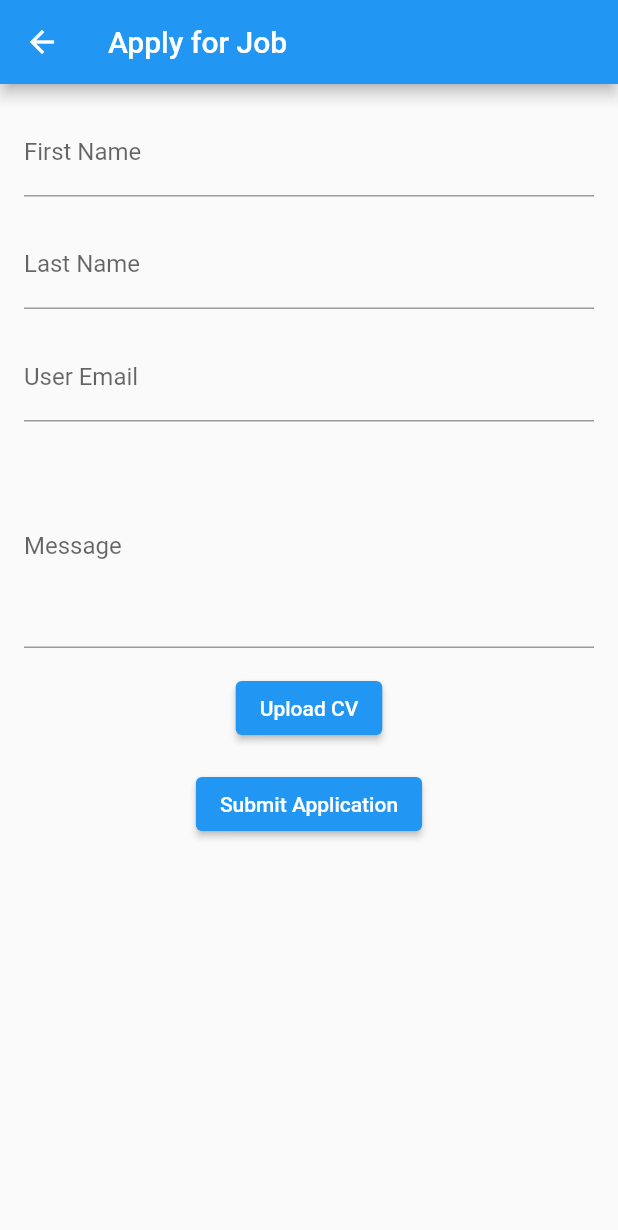
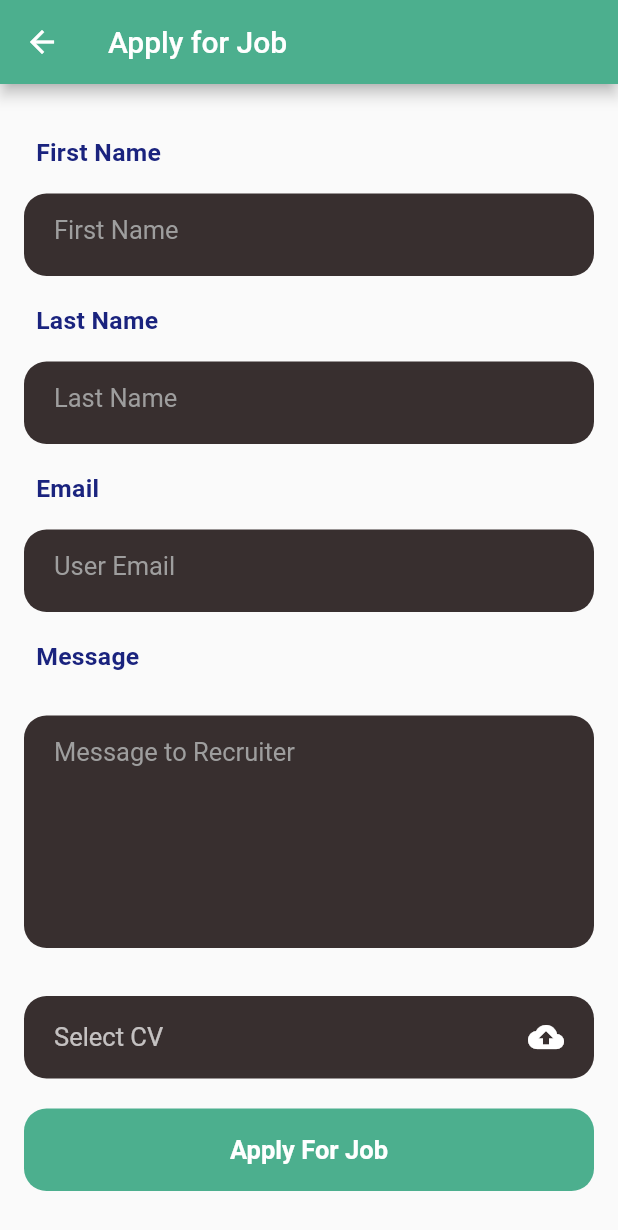
Before and after one commit to UMESH-042/JobFinder, a Flutter app: the ApplicationFormScreen screen opened directly with empty values, on a phone screen of 412 x 824 dp. Shown: the top 1230 px of the screen. Run offline on Flutter 3.47's test engine with Material 2 defaults, Android fonts, the phone set to English and light mode, and no system bars; our stand-ins replace cached_network_image, cloud_firestore, curved_navigation_bar, file_picker, firebase_auth, firebase_core and 10 more; missing offline and left inert: dart:html, easy_pdf_viewer, flutter_paystack, flutter_pdfview; accounts and stored records are empty.

Commit message:
Designed Application Screen

```diff
--- a/lib/view/ApplicationScreen.dart
+++ b/lib/view/ApplicationScreen.dart
@@ -1,159 +1,11 @@
-// import 'dart:io';
-// import 'package:flutter/material.dart';
-// import 'package:file_picker/file_picker.dart';
-// import 'package:cloud_firestore/cloud_firestore.dart';
-// import 'package:firebase_auth/firebase_auth.dart';
-// import 'package:firebase_storage/firebase_storage.dart';
-
-// class ApplicationFormScreen extends StatefulWidget {
-//   final String documentId;
-//   final String postedByEmail;
-
-//   ApplicationFormScreen({
-//     required this.documentId,
-//     required this.postedByEmail,
-//   });
-
-//   @override
-//   _ApplicationFormScreenState createState() => _ApplicationFormScreenState();
-// }
-
-// class _ApplicationFormScreenState extends State<ApplicationFormScreen> {
-//   TextEditingController _firstNameController = TextEditingController();
-//   TextEditingController _lastNameController = TextEditingController();
-//   TextEditingController _emailController = TextEditingController();
-//   File? _cvFile;
-
-//   Future<void> _pickCVFile() async {
-//     FilePickerResult? result = await FilePicker.platform.pickFiles(
-//       type: FileType.custom,
-//       allowedExtensions: ['pdf', 'doc', 'docx'],
-//     );
-
-//     if (result != null) {
-//       setState(() {
-//         _cvFile = File(result.files.single.path!);
-//       });
-//     }
-//   }
-
-//   Future<String?> _uploadCVFile() async {
-//     if (_cvFile != null) {
-//       try {
-//         String currentUserEmail = FirebaseAuth.instance.currentUser!.email!;
-//         String fileName = 'cv_$currentUserEmail.pdf'; // You can customize the file name here.
-//         Reference storageRef = FirebaseStorage.instance.ref().child(fileName);
-//         UploadTask uploadTask = storageRef.putFile(_cvFile!);
-//         TaskSnapshot taskSnapshot = await uploadTask.whenComplete(() {});
-//         return await taskSnapshot.ref.getDownloadURL();
-//       } catch (e) {
-//         print('Error uploading CV: $e');
-//         return null;
-//       }
-//     }
-//     return null;
-//   }
-
-//   void _submitApplication() async {
-//     try {
-//       String firstName = _firstNameController.text;
-//       String lastName = _lastNameController.text;
-//       String email = _emailController.text;
-//       String postedByEmail = widget.postedByEmail;
-//       String currentUserEmail = FirebaseAuth.instance.currentUser!.email!;
-
-//       String? cvUrl = await _uploadCVFile();
-
-//       if (cvUrl == null) {
-//         ScaffoldMessenger.of(context).showSnackBar(
-//           SnackBar(
-//             content: Text('Failed to upload CV. Please try again.'),
-//             backgroundColor: Colors.red,
-//           ),
-//         );
-//         return;
-//       }
-
-//       final applicantsCollection = FirebaseFirestore.instance.collection('applicants');
-//       await applicantsCollection.add({
-//         'job_document_id': widget.documentId,
-//         'posted_by_email': postedByEmail,
-//         'applicant_email': currentUserEmail,
-//         'first_name': firstName,
-//         'last_name': lastName,
-//         'email': email,
-//         'cv_url': cvUrl, // Storing the CV URL along with other applicant details.
-//       });
-
-//       // ScaffoldMessenger.of(context).showSnackBar(
-//       //   SnackBar(
-//       //     content: Text('Successfully applied for the job.'),
-//       //     backgroundColor: Colors.green,
-//       //   ),
-//       // );
-
-//       // Navigator.pop(context);
-//        Navigator.pop(context, true);
-//     } catch (e) {
-//       ScaffoldMessenger.of(context).showSnackBar(
-//         SnackBar(
-//           content: Text('Failed to apply for the job. Please try again.'),
-//           backgroundColor: Colors.red,
-//         ),
-//       );
-//     }
-//   }
-
-//   @override
-//   Widget build(BuildContext context) {
-//     return Scaffold(
-//       appBar: AppBar(
-//         title: Text('Apply for Job'),
-//       ),
-//       body: SingleChildScrollView(
-//         padding: EdgeInsets.all(16),
-//         child: Column(
-//           children: [
-//             TextFormField(
-//               controller: _firstNameController,
-//               decoration: InputDecoration(labelText: 'First Name'),
-//             ),
-//             SizedBox(height: 16),
-//             TextFormField(
-//               controller: _lastNameController,
-//               decoration: InputDecoration(labelText: 'Last Name'),
-//             ),
-//             SizedBox(height: 16),
-//             TextFormField(
-//               controller: _emailController,
-//               decoration: InputDecoration(labelText: 'User Email'),
-//               keyboardType: TextInputType.emailAddress,
-//             ),
-//             SizedBox(height: 16),
-//             ElevatedButton(
-//               onPressed: _pickCVFile,
-//               child: Text('Upload CV'),
-//             ),
-//             _cvFile != null
-//                 ? Text('Selected CV: ${_cvFile!.path}')
-//                 : SizedBox.shrink(),
-//             SizedBox(height: 16),
-//             ElevatedButton(
-//               onPressed: _submitApplication,
-//               child: Text('Submit Application'),
-//             ),
-//           ],
-//         ),
-//       ),
-//     );
-//   }
-// }
 import 'dart:io';
 import 'package:flutter/material.dart';
 import 'package:file_picker/file_picker.dart';
 import 'package:cloud_firestore/cloud_firestore.dart';
 import 'package:firebase_auth/firebase_auth.dart';
 import 'package:firebase_storage/firebase_storage.dart';
+import 'package:flutter_spinkit/flutter_spinkit.dart';
+import 'package:velocity_x/velocity_x.dart';
 
 class ApplicationFormScreen extends StatefulWidget {
   final String documentId;
@@ -174,6 +26,8 @@ class _ApplicationFormScreenState extends State<ApplicationFormScreen> {
   TextEditingController _emailController = TextEditingController();
   TextEditingController _messageController = TextEditingController();
   File? _cvFile;
+  String? _cvFileName;
+  bool _isSubmitting = false;
 
   Future<void> _pickCVFile() async {
     FilePickerResult? result = await FilePicker.platform.pickFiles(
@@ -184,6 +38,7 @@ class _ApplicationFormScreenState extends State<ApplicationFormScreen> {
     if (result != null) {
       setState(() {
         _cvFile = File(result.files.single.path!);
+        _cvFileName = _cvFile?.path.split('/').last;
       });
     }
   }
@@ -192,7 +47,8 @@ class _ApplicationFormScreenState extends State<ApplicationFormScreen> {
     if (_cvFile != null) {
       try {
         String currentUserEmail = FirebaseAuth.instance.currentUser!.email!;
-        String fileName = 'cv_$currentUserEmail.pdf'; // You can customize the file name here.
+        String fileName =
+            'cv_$currentUserEmail.pdf'; // You can customize the file name here.
         Reference storageRef = FirebaseStorage.instance.ref().child(fileName);
         UploadTask uploadTask = storageRef.putFile(_cvFile!);
         TaskSnapshot taskSnapshot = await uploadTask.whenComplete(() {});
@@ -206,6 +62,22 @@ class _ApplicationFormScreenState extends State<ApplicationFormScreen> {
   }
 
   void _submitApplication() async {
+      if (_firstNameController.text.isEmpty ||
+      _lastNameController.text.isEmpty ||
+      _emailController.text.isEmpty ||
+      _messageController.text.isEmpty ||
+      _cvFile == null) {
+    ScaffoldMessenger.of(context).showSnackBar(
+      SnackBar(
+        content: Text('Please fill all the fields and upload a CV.'),
+        backgroundColor: Colors.red,
+      ),
+    );
+    return;
+  }
+    setState(() {
+      _isSubmitting = true;
+    });
     try {
       String firstName = _firstNameController.text;
       String lastName = _lastNameController.text;
@@ -226,7 +98,8 @@ class _ApplicationFormScreenState extends State<ApplicationFormScreen> {
         return;
       }
 
-      final applicantsCollection = FirebaseFirestore.instance.collection('applicants');
+      final applicantsCollection =
+          FirebaseFirestore.instance.collection('applicants');
       await applicantsCollection.add({
         'job_document_id': widget.documentId,
         'posted_by_email': postedByEmail,
@@ -235,7 +108,8 @@ class _ApplicationFormScreenState extends State<ApplicationFormScreen> {
         'last_name': lastName,
         'email': email,
         'message': message,
-        'cv_url': cvUrl, // Storing the CV URL along with other applicant details.
+        'cv_url':
+            cvUrl, // Storing the CV URL along with other applicant details.
       });
 
       ScaffoldMessenger.of(context).showSnackBar(
@@ -253,6 +127,10 @@ class _ApplicationFormScreenState extends State<ApplicationFormScreen> {
           backgroundColor: Colors.red,
         ),
       );
+    } finally {
+      setState(() {
+        _isSubmitting = false;
+      });
     }
   }
 
@@ -261,48 +139,221 @@ class _ApplicationFormScreenState extends State<ApplicationFormScreen> {
     return Scaffold(
       appBar: AppBar(
         title: Text('Apply for Job'),
+        backgroundColor: Color.fromARGB(255, 76, 175, 142),
       ),
       body: SingleChildScrollView(
         padding: EdgeInsets.all(16),
         child: Column(
+          mainAxisAlignment: MainAxisAlignment.start,
+          crossAxisAlignment: CrossAxisAlignment.start,
           children: [
-            TextFormField(
-              controller: _firstNameController,
-              decoration: InputDecoration(labelText: 'First Name'),
-            ),
-            SizedBox(height: 16),
-            TextFormField(
-              controller: _lastNameController,
-              decoration: InputDecoration(labelText: 'Last Name'),
-            ),
-            SizedBox(height: 16),
-            TextFormField(
-              controller: _emailController,
-              decoration: InputDecoration(labelText: 'User Email'),
-              keyboardType: TextInputType.emailAddress,
-            ),
-            SizedBox(height: 16),
-            TextFormField(
-              controller: _messageController,
-              decoration: InputDecoration(labelText: 'Message'),
-              maxLines: 5,
-            ),
-            SizedBox(height: 16),
-            ElevatedButton(
-              onPressed: _pickCVFile,
-              child: Text('Upload CV'),
-            ),
-            _cvFile != null
-                ? Text('Selected CV: ${_cvFile!.path}')
-                : SizedBox.shrink(),
-            SizedBox(height: 16),
-            ElevatedButton(
-              onPressed: _submitApplication,
-              child: Text('Submit Application'),
-            ),
+            SizedBox(height: 20),
+            label("First Name"),
+            SizedBox(height: 10),
+            firstname(),
+            SizedBox(height: 20),
+
+            label("Last Name"),
+            SizedBox(height: 10),
+            lastname(),
+            SizedBox(height: 20),
+
+            label("Email"),
+            SizedBox(height: 10),
+            useremail(),
+            SizedBox(height: 20),
+
+            label("Message"),
+            SizedBox(height: 10),
+            message(),
+            SizedBox(height: 20),
+
+            cvUploadField(),
+            SizedBox(height: 20),
+            _isSubmitting ? _buildSubmittingIndicator() : button(),
           ],
         ),
       ),
     );
   }
+
+  Widget firstname() {
+    return Container(
+      height: 55,
+      width: MediaQuery.of(context).size.width,
+      decoration: BoxDecoration(
+        color: Color.fromARGB(255, 56, 47, 47),
+        borderRadius: BorderRadius.circular(15),
+      ),
+      child: TextFormField(
+        controller: _firstNameController,
+        style: const TextStyle(
+          color: Colors.white70,
+          fontSize: 17,
+        ),
+        decoration: InputDecoration(
+          border: InputBorder.none,
+          hintText: "First Name",
+          hintStyle: TextStyle(color: Colors.grey[500], fontSize: 17),
+          contentPadding: EdgeInsets.only(left: 20, right: 20),
+        ),
+      ),
+    );
+  }
+
+  Widget lastname() {
+    return Container(
+      height: 55,
+      width: MediaQuery.of(context).size.width,
+      decoration: BoxDecoration(
+        color: Color.fromARGB(255, 56, 47, 47),
+        borderRadius: BorderRadius.circular(15),
+      ),
+      child: TextFormField(
+        controller: _lastNameController,
+        style: const TextStyle(
+          color: Colors.white70,
+          fontSize: 17,
+        ),
+        decoration: InputDecoration(
+          border: InputBorder.none,
+          hintText: "Last Name",
+          hintStyle: TextStyle(color: Colors.grey[500], fontSize: 17),
+          contentPadding: EdgeInsets.only(left: 20, right: 20),
+        ),
+      ),
+    );
+  }
+
+  Widget useremail() {
+    return Container(
+      height: 55,
+      width: MediaQuery.of(context).size.width,
+      decoration: BoxDecoration(
+        color: Color.fromARGB(255, 56, 47, 47),
+        borderRadius: BorderRadius.circular(15),
+      ),
+      child: TextFormField(
+        controller: _emailController,
+        keyboardType: TextInputType.emailAddress,
+        style: const TextStyle(
+          color: Colors.white70,
+          fontSize: 17,
+        ),
+        decoration: InputDecoration(
+          border: InputBorder.none,
+          hintText: "User Email",
+          hintStyle: TextStyle(color: Colors.grey[500], fontSize: 17),
+          contentPadding: EdgeInsets.only(left: 20, right: 20),
+        ),
+      ),
+    );
+  }
+
+  Widget message() {
+    return Container(
+      height: 155,
+      width: MediaQuery.of(context).size.width,
+      decoration: BoxDecoration(
+        color: Color.fromARGB(255, 56, 47, 47),
+        borderRadius: BorderRadius.circular(15),
+      ),
+      child: TextFormField(
+        controller: _messageController,
+        maxLines: null,
+        style: const TextStyle(
+          color: Colors.white70,
+          fontSize: 17,
+        ),
+        decoration: InputDecoration(
+          border: InputBorder.none,
+          hintText: "Message to Recruiter",
+          hintStyle: TextStyle(color: Colors.grey[500], fontSize: 17),
+          contentPadding: EdgeInsets.only(left: 20, right: 20),
+        ),
+      ),
+    ).py12();
+  }
+
+  Widget button() {
+    return InkWell(
+      onTap: () async {
+        _submitApplication();
+      },
+      child: Container(
+        width: MediaQuery.of(context).size.width,
+        height: 55,
+        decoration: BoxDecoration(
+          color: Color.fromARGB(255, 76, 175, 142),
+          borderRadius: BorderRadius.circular(15),
+        ),
+        child: Center(
+          child: Text(
+            "Apply For Job",
+            style: TextStyle(
+              color: Colors.white,
+              fontWeight: FontWeight.bold,
+              fontSize: 17,
+            ),
+          ),
+        ),
+      ),
+    );
+  }
+
+  Widget cvUploadField() {
+    return GestureDetector(
+      onTap: _pickCVFile,
+      child: Container(
+        height: 55,
+        width: MediaQuery.of(context).size.width,
+        decoration: BoxDecoration(
+          color: Color.fromARGB(255, 56, 47, 47),
+          borderRadius: BorderRadius.circular(15),
+        ),
+        child: Center(
+          child: Row(
+            mainAxisAlignment: MainAxisAlignment.spaceBetween,
+            children: [
+              Padding(
+                padding: EdgeInsets.only(left: 20),
+                child: Text(
+                  _cvFileName != null
+                      ? 'Selected CV: $_cvFileName'
+                      : 'Select CV',
+                  style: TextStyle(color: Colors.white70, fontSize: 17),
+                ),
+              ),
+              Padding(
+                padding: const EdgeInsets.only(right: 20),
+                child: Icon(Icons.cloud_upload, color: Colors.white),
+              ),
+            ],
+          ),
+        ),
+      ),
+    );
+  }
+
+Widget _buildSubmittingIndicator() {
+  return SpinKitCircle(
+    color: Colors.green, // You can change the color as desired
+    size: 50.0,
+  );
 }
+
+  Widget label(String label) {
+    return Padding(
+      padding: const EdgeInsets.only(left: 8.0, bottom: 8.0),
+      child: Text(
+        label,
+        style: TextStyle(
+          color: Colors.indigo[900]!,
+          fontWeight: FontWeight.w600,
+          fontSize: 16.5,
+          letterSpacing: 0.2,
+        ),
+      ),
+    );
+  }
+}
--- a/lib/view/Job_Details.dart
+++ b/lib/view/Job_Details.dart
@@ -219,12 +219,12 @@ class _JobDetailsPageState extends State<JobDetailsPage> {
         if (applicationResult == true) {
           // Application was successfully submitted
           sendMessageToPostedByUser(currentUserEmail).then((_) {
-            ScaffoldMessenger.of(context).showSnackBar(
-              SnackBar(
-                content: Text('Successfully Applied'),
-                backgroundColor: Colors.green,
-              ),
-            );
+            // ScaffoldMessenger.of(context).showSnackBar(
+            //   SnackBar(
+            //     content: Text('Successfully Applied'),
+            //     backgroundColor: Colors.green,
+            //   ),
+            // );
             setState(() {
               _currentApplicants++; // Increase the value by one
             });
```
